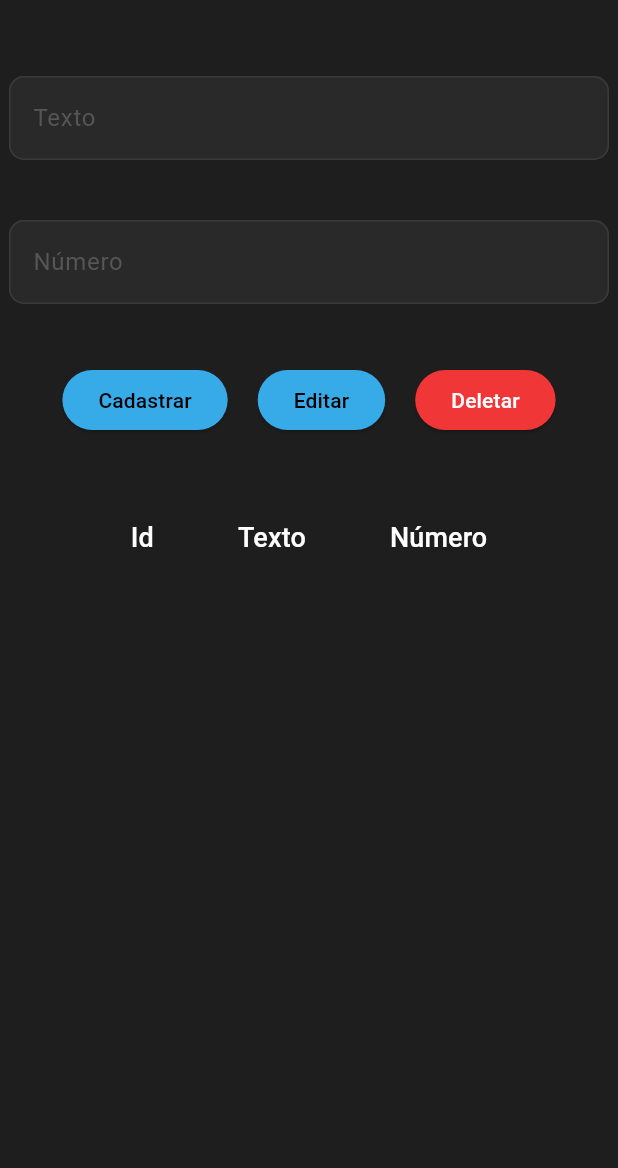
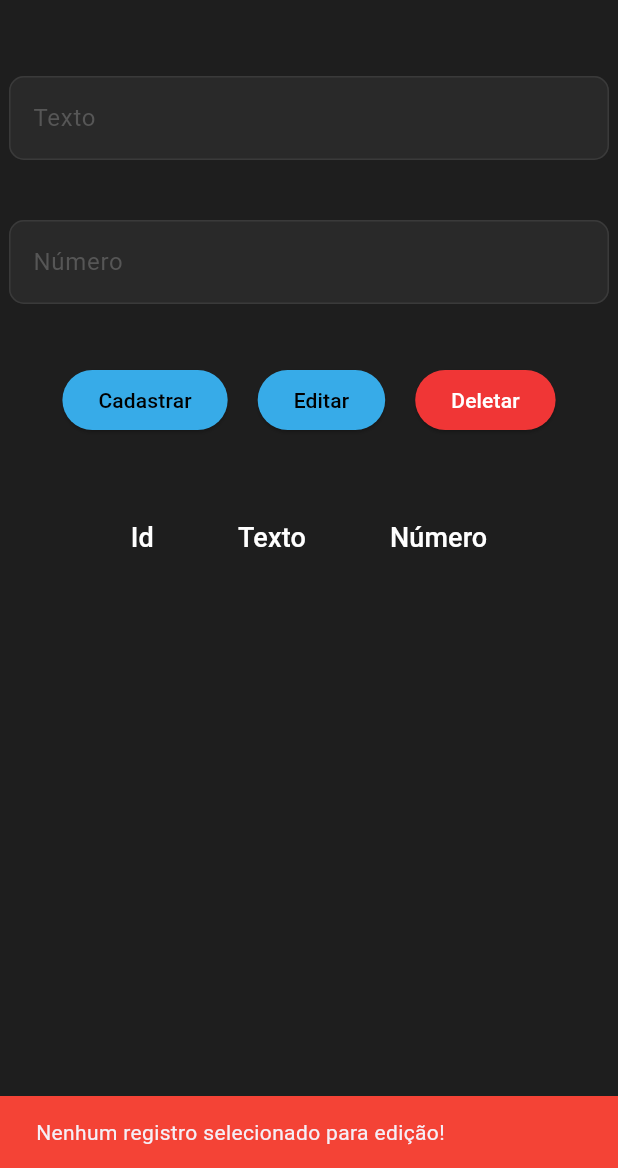
Before and after one commit to JRCavalheiro1/Teste-Cervantes-Flutter, a Flutter app: the screen it shows after launch, after a tap on "Editar", on a phone screen of 412 x 824 dp, the part 68-1236 px from its top. Run offline on Flutter 3.47's test engine with Material 3 defaults, Android fonts, the phone set to English and light mode, and no system bars; our stand-ins replace sqflite, sqflite_common_ffi; accounts and stored records are empty.

Commit message:
added adjusts to home page

```diff
--- a/lib/db_helper/db_helper.dart
+++ b/lib/db_helper/db_helper.dart
@@ -90,7 +90,6 @@ class DatabaseHelper {
   //Atualiza um cadastro existente
   Future<int> updateCadastro(int id, Map<String, dynamic> row) async {
     Database db = await _instance.database;
-    print('Atualizando registro $id com valores: $row');
     return await db.update(
       'cadastro',
       row,
--- a/lib/pages/home_page/home_page.dart
+++ b/lib/pages/home_page/home_page.dart
@@ -35,7 +35,7 @@ class _HomePageState extends State<HomePage> {
     String text = _textController.text;
     int? number = _isValidNumber(_numberController.text);
 
-    if (text.isNotEmpty && number != null) {
+    if (text.isNotEmpty && number != null && number > 0) {
       try {
         await dataBaseHelper.insertCadastro({
           'texto': text,
@@ -45,28 +45,34 @@ class _HomePageState extends State<HomePage> {
         _textController.clear();
         _numberController.clear();
         _loadRegistrations();
-        print("Registro realizado com sucesso!");
+        _showMessage(context, "Registro realizado com sucesso!");
       } catch (e) {
         if (e is DatabaseException && e.isUniqueConstraintError()) {
-          print('Este número já está cadastrado');
+          _showMessage(context, 'Este número já está cadastrado',
+              isError: true);
         } else {
-          print('Erro ao registrar ${e.toString()}');
+          _showMessage(context, 'Erro ao registrar ${e.toString()}',
+              isError: true);
         }
       }
     } else {
-      print("Preencha os campos corretamente!");
+      _showMessage(context, "Preencha os campos corretamente!", isError: true);
     }
   }
 
   void _edit() async {
     if (_selectedId == null) {
-      print('Nenhum registro selecionado para edição!');
+      _showMessage(context, "Nenhum registro selecionado para edição!",
+          isError: true);
       return;
     }
+
     String text = _textController.text;
     int? number = _isValidNumber(_numberController.text);
 
-    if (text.isNotEmpty && number != null) {
+    if (text.isNotEmpty && number != null && number > 0) {
+      // Verifica se número > 0
+      try {
         await dataBaseHelper.updateCadastro(_selectedId!, {
           'texto': text,
           'numero': number,
@@ -76,16 +82,22 @@ class _HomePageState extends State<HomePage> {
         _numberController.clear();
         _selectedId = null;
         _loadRegistrations();
-
-      print("Dados atualizados com sucesso!");
+        _showMessage(context, "Dados atualizados com sucesso!");
+      } catch (e) {
+        _showMessage(context, "Erro ao atualizar: ${e.toString()}",
+            isError: true);
+      }
     } else {
-      print("Preencha os campos corretamente!");
+      _showMessage(context,
+          "Preencha os campos corretamente e insira um número maior que 0!",
+          isError: true);
     }
   }
 
   void _delete() async {
     if (_selectedId == null) {
-      print("Nenhum registro selecionado para exclusão!");
+      _showMessage(context, "Nenhum registro selecionado para exclusão!",
+          isError: true);
       return;
     }
     await dataBaseHelper.deleteCadastro(_selectedId!);
@@ -94,10 +106,10 @@ class _HomePageState extends State<HomePage> {
     _selectedId = null;
     _loadRegistrations();
 
-    print("Registro deletado com sucesso!");
+    _showMessage(context, "Registro deletado com sucesso!");
   }
 
-  //verifica se o campo passado é um número válido
+  //verifica se o valor do campo é um número válido
   int? _isValidNumber(String numberIput) {
     if (numberIput.isEmpty) {
       return null;
@@ -109,6 +121,19 @@ class _HomePageState extends State<HomePage> {
     return validNumber;
   }
 
+  //método que exibe uma mensagem na tela quando os dados são carregados
+  void _showMessage(BuildContext context, String message,
+      {bool isError = false}) {
+    ScaffoldMessenger.of(context).showSnackBar(
+      SnackBar(
+        content: Text(message),
+        backgroundColor: isError ? Colors.red : Colors.green,
+        duration: isError ? Duration(seconds: 2) : Duration(seconds: 1),
+      ),
+    );
+  }
+
+  //constrói o widget estilizado da aplicação
   @override
   Widget build(BuildContext context) {
     return Scaffold(
```
Lines whose indentation alone changed are shown as unchanged.
